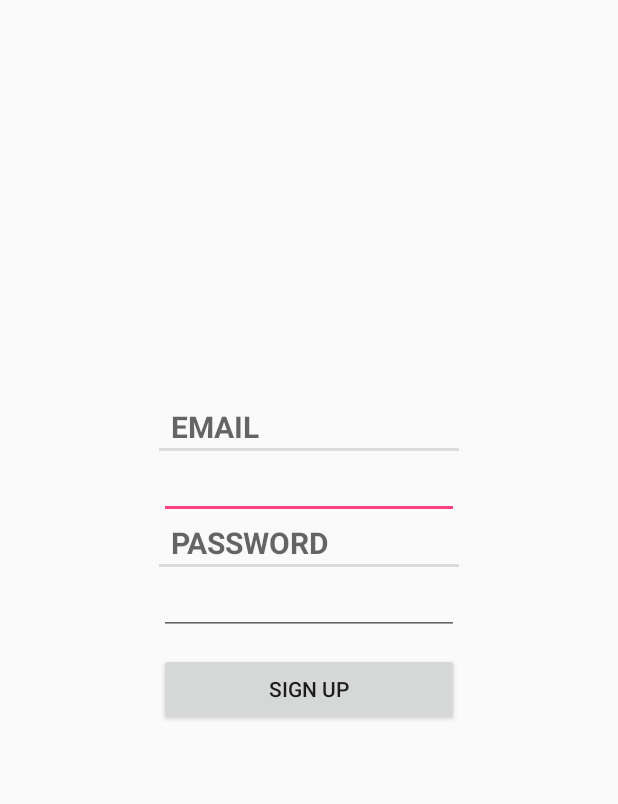
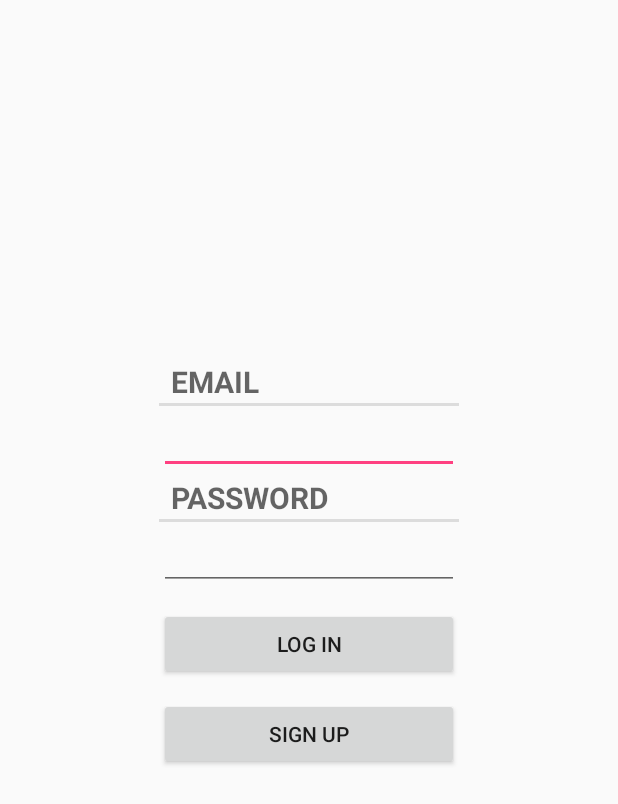
Before and after one commit to IulianCaluian/OrdoApp, an Android app: the screen it shows after launch (SignUpActivity before the commit, LogInActivity after it), on a phone screen of 412 x 824 dp. Shown: the top 804 px of the screen. Run offline under Robolectric (Android 15) with nearby library versions, the phone set to English and light mode, and no system bars; our stand-ins replace Firebase (no records; nobody signed in at launch, a user with empty details on screens opened directly).

Commit message:
Adaugare Sing-In activity + fragment

```diff
--- a/app/src/main/AndroidManifest.xml
+++ b/app/src/main/AndroidManifest.xml
@@ -10,12 +10,15 @@
         android:supportsRtl="true"
         android:theme="@style/AppTheme">
         <activity android:name=".SignUpActivity">
+        </activity>
+        <activity android:name=".LogInActivity">
             <intent-filter>
                 <action android:name="android.intent.action.MAIN" />
 
                 <category android:name="android.intent.category.LAUNCHER" />
             </intent-filter>
         </activity>
+        <activity android:name=".MainActivity"></activity>
     </application>
 
 </manifest>
--- /dev/null
+++ b/app/src/main/java/ordo/azurewebsites/net/ordo/LogInActivity.java
@@ -0,0 +1,10 @@
+package ordo.azurewebsites.net.ordo;
+
+import android.support.v4.app.Fragment;
+
+public class LogInActivity extends SingleFragmentActivity {
+    @Override
+    protected Fragment createFragment() {
+        return new LogInFragment();
+    }
+}
--- /dev/null
+++ b/app/src/main/java/ordo/azurewebsites/net/ordo/LogInFragment.java
@@ -0,0 +1,86 @@
+package ordo.azurewebsites.net.ordo;
+
+import android.content.Intent;
+import android.os.Bundle;
+import android.support.annotation.NonNull;
+import android.support.annotation.Nullable;
+import android.support.v4.app.Fragment;
+import android.view.LayoutInflater;
+import android.view.View;
+import android.view.ViewGroup;
+import android.widget.Button;
+import android.widget.EditText;
+import android.widget.ProgressBar;
+import android.widget.Toast;
+
+import com.google.android.gms.tasks.OnCompleteListener;
+import com.google.android.gms.tasks.Task;
+import com.google.firebase.auth.AuthResult;
+import com.google.firebase.auth.FirebaseAuth;
+
+public class LogInFragment extends Fragment {
+
+        private EditText mEmailInput;
+        private EditText mPasswordInput;
+        private Button mSignUpButton;
+        private Button mLogInButton;
+        private ProgressBar mProgressBar;
+        private FirebaseAuth mAuth;
+
+        @Override
+        public void onCreate(@Nullable Bundle savedInstanceState) {
+            super.onCreate(savedInstanceState);
+            mAuth = FirebaseAuth.getInstance();
+        }
+
+        @Nullable
+        @Override
+        public View onCreateView(@NonNull LayoutInflater inflater, @Nullable ViewGroup container, @Nullable Bundle savedInstanceState) {
+            View v = inflater.inflate(R.layout.fragment_log_in,container,false);
+            mEmailInput = v.findViewById(R.id.email_input);
+            mPasswordInput = v.findViewById(R.id.password_input);
+            mSignUpButton = v.findViewById(R.id.sign_up_button);
+            mLogInButton = v.findViewById(R.id.log_in_button);
+            mProgressBar = v.findViewById(R.id.progress_bar_sign_up);
+
+            mLogInButton.setOnClickListener(new View.OnClickListener() {
+                @Override
+                public void onClick(View view) {
+                    String email = mEmailInput.getText().toString();
+                    String password = mPasswordInput.getText().toString();
+                    if(email!=null && !email.isEmpty() && password!=null && !password.isEmpty()){
+                        mProgressBar.setVisibility(View.VISIBLE);
+                        mAuth.signInWithEmailAndPassword(email, password)
+                                .addOnCompleteListener(new OnCompleteListener<AuthResult>() {
+                                    @Override
+                                    public void onComplete(@NonNull Task<AuthResult> task) {
+                                        mProgressBar.setVisibility(View.INVISIBLE);
+                                        if (task.isSuccessful()) {
+                                                Intent intent = new Intent(getActivity(), MainActivity.class);
+                                                getActivity().finish();
+                                                startActivity(intent);
+                                        } else {
+                                            Toast.makeText(getActivity(),task.getException().getMessage(),Toast.LENGTH_SHORT).show();
+                                        }
+                                    }
+                                });
+                    }
+                }
+            });
+
+            mSignUpButton.setOnClickListener(new View.OnClickListener() {
+                @Override
+                public void onClick(View view){
+                    Intent intent = new Intent(getActivity(), SignUpActivity.class);
+                    startActivity(intent);
+                }
+            });
+
+
+
+
+
+
+            return v;
+        }
+}
--- /dev/null
+++ b/app/src/main/res/layout/fragment_log_in.xml
@@ -0,0 +1,62 @@
+<?xml version="1.0" encoding="utf-8"?>
+<LinearLayout xmlns:android="http://schemas.android.com/apk/res/android"
+    android:orientation="vertical"
+    android:layout_width="match_parent"
+    android:layout_height="match_parent"
+    android:gravity="center">
+
+
+
+
+    <TextView
+        style="?android:listSeparatorTextViewStyle"
+        android:minWidth="200dp"
+        android:text="@string/email_label"
+        android:textSize="20sp"
+        android:layout_width="wrap_content"
+        android:layout_height="wrap_content" />
+    <EditText
+        android:id="@+id/email_input"
+        android:layout_width="200dp"
+        android:layout_height="wrap_content"
+        android:inputType="textEmailAddress"/>
+
+    <TextView
+        style="?android:listSeparatorTextViewStyle"
+        android:minWidth="200dp"
+        android:text="@string/password_label"
+        android:textSize="20sp"
+        android:layout_width="wrap_content"
+        android:layout_height="wrap_content" />
+
+    <EditText
+        android:id="@+id/password_input"
+        android:layout_width="200dp"
+        android:layout_height="wrap_content"
+        android:inputType="textPassword"/>
+
+    <Button
+        android:id="@+id/log_in_button"
+        android:layout_marginTop="12dp"
+        android:text="@string/log_in_label"
+        android:layout_width="200dp"
+        android:layout_height="wrap_content" />
+
+    <Button
+        android:id="@+id/sign_up_button"
+        android:layout_marginTop="12dp"
+        android:text="@string/sign_up_label"
+        android:layout_width="200dp"
+        android:layout_height="wrap_content" />
+
+    <ProgressBar
+        android:id="@+id/progress_bar_sign_up"
+        android:visibility="invisible"
+        android:layout_marginTop="4dp"
+        android:layout_marginBottom="20dp"
+        android:layout_width="wrap_content"
+        android:layout_height="wrap_content" />
+
+
+
+</LinearLayout>
--- a/app/src/main/res/values/strings.xml
+++ b/app/src/main/res/values/strings.xml
@@ -3,4 +3,5 @@
     <string name="email_label">Email</string>
     <string name="password_label">Password</string>
     <string name="sign_up_label">Sign up</string>
+    <string name="log_in_label">Log In</string>
 </resources>
```
Also changed, not shown: app/src/main/java/ordo/azurewebsites/net/ordo/MainActivity.java (added, +13 -0 lines), app/src/main/res/layout/activity_main.xml (added, +9 -0 lines).
